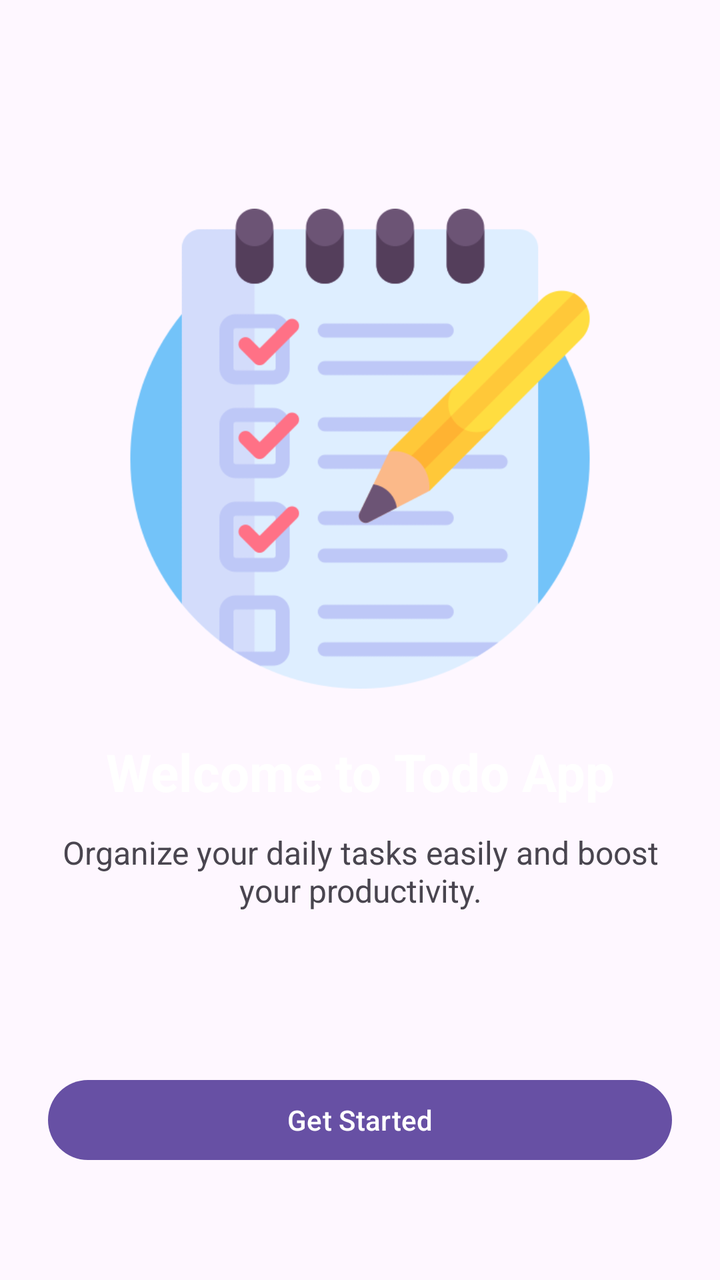
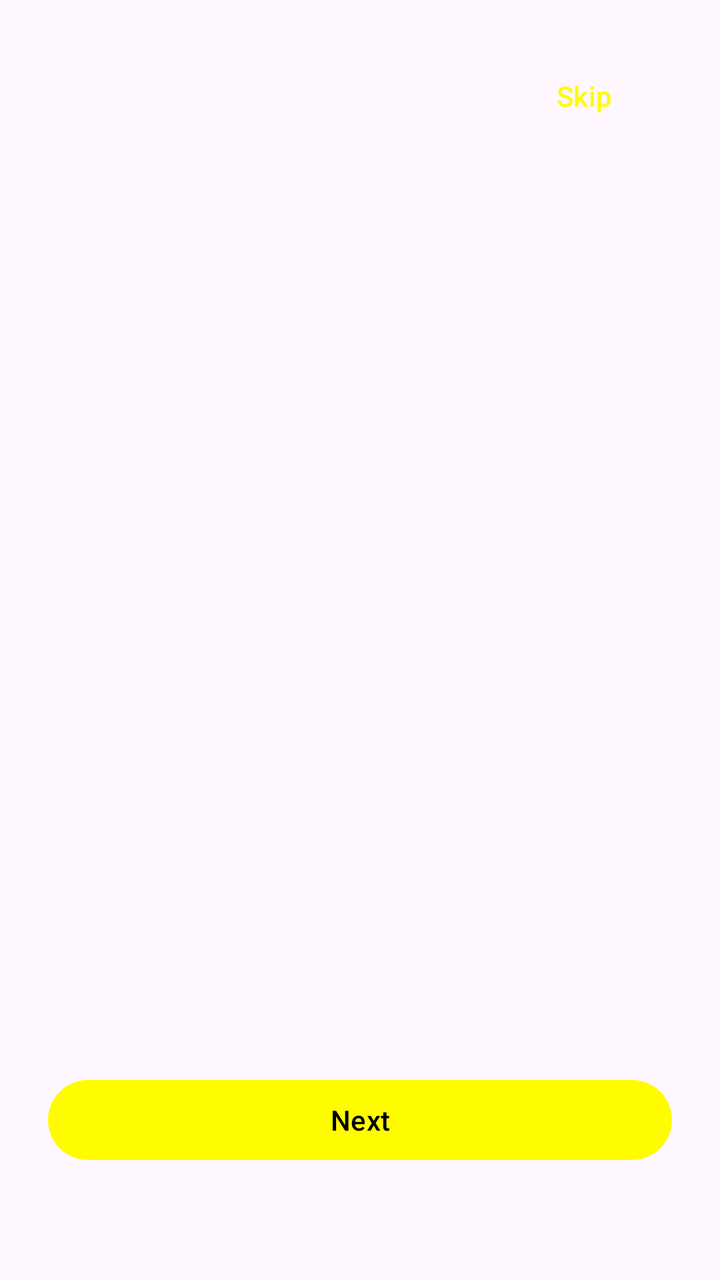

Before-and-after screenshots of an Android layout around one commit, followed by the original layout XML and the change that was made.
<!-- AndroidManifest.xml: application theme Theme.TodoApp -->
<!-- res/layout/on_boarding.xml -->
<?xml version="1.0" encoding="utf-8"?>
<androidx.constraintlayout.widget.ConstraintLayout
    xmlns:android="http://schemas.android.com/apk/res/android"
    xmlns:app="http://schemas.android.com/apk/res-auto"
    xmlns:tools="http://schemas.android.com/tools"
    android:layout_width="match_parent"
    android:layout_height="match_parent"
    android:padding="24dp"
    tools:context=".presentation.onboarding.OnBoardingFragment">

    <ImageView
        android:id="@+id/imgOnboarding"
        android:layout_width="240dp"
        android:layout_height="240dp"
        android:contentDescription="@null"
        android:src="@drawable/todo"
        app:layout_constraintBottom_toTopOf="@+id/txtTitle"
        app:layout_constraintEnd_toEndOf="parent"
        app:layout_constraintStart_toStartOf="parent"
        app:layout_constraintTop_toTopOf="parent"
        app:layout_constraintVertical_chainStyle="packed" />

    <TextView
        android:id="@+id/txtTitle"
        android:layout_width="wrap_content"
        android:layout_height="wrap_content"
        android:layout_marginTop="24dp"
        android:text="Welcome to Todo App"
        android:textColor="@color/white"
        android:textSize="26sp"
        android:textStyle="bold"
        app:layout_constraintBottom_toTopOf="@+id/txtDesc"
        app:layout_constraintEnd_toEndOf="parent"
        app:layout_constraintStart_toStartOf="parent"
        app:layout_constraintTop_toBottomOf="@+id/imgOnboarding" />

    <TextView
        android:id="@+id/txtDesc"
        android:layout_width="0dp"
        android:layout_height="wrap_content"
        android:layout_marginTop="12dp"
        android:text="Organize your daily tasks easily and boost your productivity."
        android:textAlignment="center"
        android:textSize="16sp"
        app:layout_constraintBottom_toTopOf="@+id/btnGetStarted"
        app:layout_constraintEnd_toEndOf="parent"
        app:layout_constraintStart_toStartOf="parent"
        app:layout_constraintTop_toBottomOf="@+id/txtTitle" />

    <Button
        android:id="@+id/btnGetStarted"
        android:layout_width="match_parent"
        android:layout_height="wrap_content"
        android:layout_marginBottom="32dp"
        android:text="Get Started"
        app:layout_constraintBottom_toBottomOf="parent"
        app:layout_constraintEnd_toEndOf="parent"
        app:layout_constraintStart_toStartOf="parent" />
</androidx.constraintlayout.widget.ConstraintLayout>
<!-- resources referenced by this layout -->
<resources>
  <color name="white">#FFFFFFFF</color>
  <!-- drawable todo: png bitmap (drawable, 24678 bytes) -->
  <style name="Theme.TodoApp" parent="Base.Theme.TodoApp" />
  <style name="Base.Theme.TodoApp" parent="Theme.Material3.DayNight.NoActionBar">
          
      </style>
</resources>

<!-- the commit's change to res/layout/on_boarding.xml (unified diff, before → after) -->
@@ -8,51 +8,34 @@
     android:padding="24dp"
     tools:context=".presentation.onboarding.OnBoardingFragment">
 
-    <ImageView
-        android:id="@+id/imgOnboarding"
-        android:layout_width="240dp"
-        android:layout_height="240dp"
-        android:contentDescription="@null"
-        android:src="@drawable/todo"
-        app:layout_constraintBottom_toTopOf="@+id/txtTitle"
+    
+    <Button
+        android:id="@+id/btnSkip"
+        style="?attr/borderlessButtonStyle"
+        android:layout_width="wrap_content"
+        android:layout_height="wrap_content"
+        android:text="Skip"
+        app:layout_constraintEnd_toEndOf="parent"
+        app:layout_constraintTop_toTopOf="parent" />
+
+    
+    <androidx.viewpager2.widget.ViewPager2
+        android:id="@+id/viewPager"
+        android:layout_width="0dp"
+        android:layout_height="0dp"
+        android:layout_marginTop="48dp"
+        app:layout_constraintBottom_toTopOf="@id/btnNext"
         app:layout_constraintEnd_toEndOf="parent"
         app:layout_constraintStart_toStartOf="parent"
-        app:layout_constraintTop_toTopOf="parent"
-        app:layout_constraintVertical_chainStyle="packed" />
+        app:layout_constraintTop_toTopOf="parent" />
 
-    <TextView
-        android:id="@+id/txtTitle"
-        android:layout_width="wrap_content"
-        android:layout_height="wrap_content"
-        android:layout_marginTop="24dp"
-        android:text="Welcome to Todo App"
-        android:textColor="@color/white"
-        android:textSize="26sp"
-        android:textStyle="bold"
-        app:layout_constraintBottom_toTopOf="@+id/txtDesc"
-        app:layout_constraintEnd_toEndOf="parent"
-        app:layout_constraintStart_toStartOf="parent"
-        app:layout_constraintTop_toBottomOf="@+id/imgOnboarding" />
-
-    <TextView
-        android:id="@+id/txtDesc"
+    
+    <Button
+        android:id="@+id/btnNext"
         android:layout_width="0dp"
         android:layout_height="wrap_content"
-        android:layout_marginTop="12dp"
-        android:text="Organize your daily tasks easily and boost your productivity."
-        android:textAlignment="center"
-        android:textSize="16sp"
-        app:layout_constraintBottom_toTopOf="@+id/btnGetStarted"
-        app:layout_constraintEnd_toEndOf="parent"
-        app:layout_constraintStart_toStartOf="parent"
-        app:layout_constraintTop_toBottomOf="@+id/txtTitle" />
-
-    <Button
-        android:id="@+id/btnGetStarted"
-        android:layout_width="match_parent"
-        android:layout_height="wrap_content"
         android:layout_marginBottom="32dp"
-        android:text="Get Started"
+        android:text="Next"
         app:layout_constraintBottom_toBottomOf="parent"
         app:layout_constraintEnd_toEndOf="parent"
         app:layout_constraintStart_toStartOf="parent" />
<!-- resource entries referenced after the edit -->
@@ -1,10 +1,13 @@
 <!-- resources referenced by this layout -->
 <resources>
-  <color name="white">#FFFFFFFF</color>
-  <!-- drawable todo: png bitmap (drawable, 24678 bytes) -->
   <style name="Theme.TodoApp" parent="Base.Theme.TodoApp" />
   <style name="Base.Theme.TodoApp" parent="Theme.Material3.DayNight.NoActionBar">
-          
+          <item name="colorPrimary">@color/yellow</item>
+          <item name="colorOnPrimary">@color/black</item>
+          <item name="colorSecondaryContainer">@color/yellow</item>
+          <item name="colorOnSecondaryContainer">@color/black</item>
       </style>
+  <color name="yellow">#FFFFFC00</color>
+  <color name="black">#FF000000</color>
 </resources>
 
